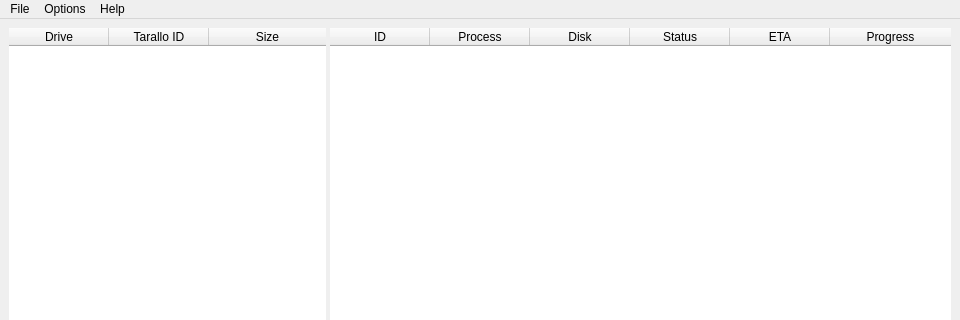
First picture: the form in assets/qt/PinoloMainWindow.ui, repository WEEE-Open/pesto, before the edit; both pictures show x 0 to 960 and y 0 to 320 of the 960 by 665 pixel window.
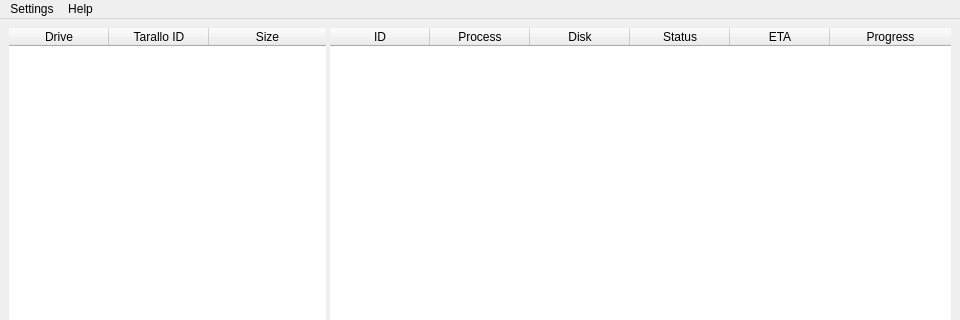
Second picture: the form after the edit. Icons and pictures are not drawn.

Commit message: Network settings dialog huge rework. Improved settings handling and user friendliness :)

```diff
--- a/assets/qt/PinoloMainWindow.ui
+++ b/assets/qt/PinoloMainWindow.ui
@@ -376,20 +376,11 @@
      <height>21</height>
     </rect>
    </property>
-   <widget class="QMenu" name="menuFile">
+   <widget class="QMenu" name="menuSettings">
     <property name="title">
-     <string>File</string>
+     <string>Settings</string>
     </property>
-    <addaction name="newSessionAction"/>
-    <addaction name="actionRefresh"/>
-    <addaction name="separator"/>
-    <addaction name="exitAction"/>
-   </widget>
-   <widget class="QMenu" name="menuOptions">
-    <property name="title">
-     <string>Options</string>
-    </property>
-    <addaction name="networkSettingsAction"/>
+    <addaction name="actionNetworkSettings"/>
     <addaction name="actionTheme"/>
    </widget>
    <widget class="QMenu" name="menuHelp">
@@ -401,8 +392,7 @@
     <addaction name="separator"/>
     <addaction name="actionVersion"/>
    </widget>
-   <addaction name="menuFile"/>
-   <addaction name="menuOptions"/>
+   <addaction name="menuSettings"/>
    <addaction name="menuHelp"/>
   </widget>
   <action name="newSessionAction">
```
Left out of the diff: 86 changed lines with no effect on the pictures. The commit also changes 8 other files.
